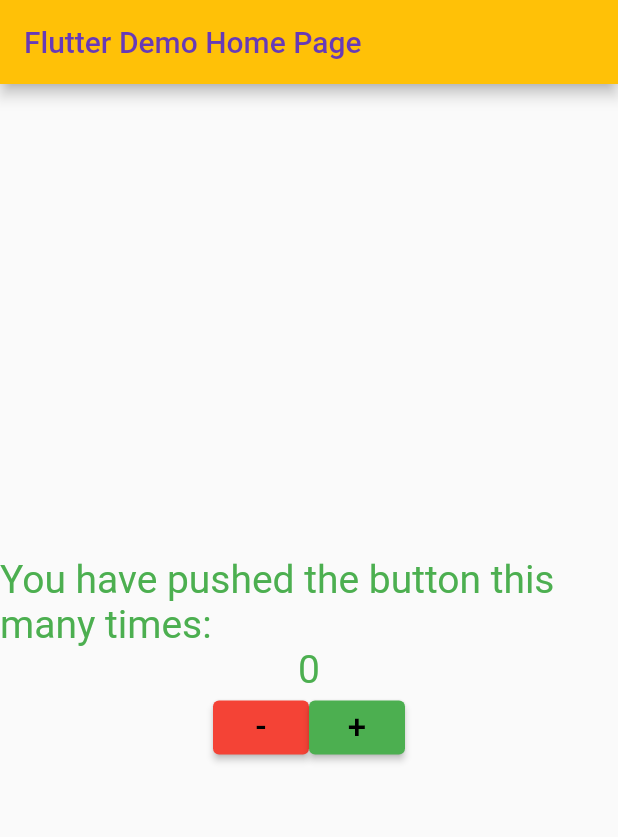
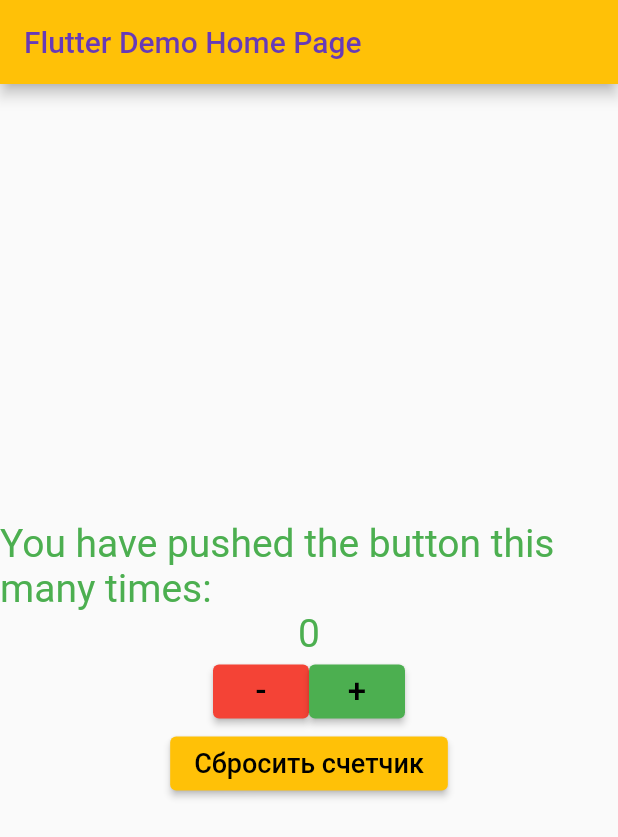
Before and after one commit to AladinAlex/flutter_hello_world, a Flutter app: the screen it shows after launch, on a phone screen of 412 x 824 dp. Shown: the top 837 px of the screen. Run offline on Flutter 3.47's test engine with Material 2 defaults, Android fonts, the phone set to English and light mode, and no system bars.

Commit message:
Добавил кнопку Сбросить счетчик

```diff
--- a/lib/main.dart
+++ b/lib/main.dart
@@ -42,6 +42,12 @@ class _MyHomePageState extends State<MyHomePage> {
     });
   }
 
+  void _clearCounter() {
+    setState(() {
+      _counter = 0;
+    });
+  }
+
   @override
   Widget build(BuildContext context) {
     return Scaffold(
@@ -74,8 +80,12 @@ class _MyHomePageState extends State<MyHomePage> {
                   style: ElevatedButton.styleFrom(primary: Colors.green),
                   child: const Text("+",
                       style: TextStyle(color: Colors.black, fontSize: 22)))
-            ])
+            ]),
             //todo: отсутствует кнопка "Сбросить" для счетчика нажатий
+            ElevatedButton(onPressed: _clearCounter,
+              child: const Text("Сбросить счетчик",
+                  style: TextStyle(color: Colors.black, fontSize: 18)),
+              style: ElevatedButton.styleFrom(primary: Colors.amber),),
           ],
         ),
       ),
```
